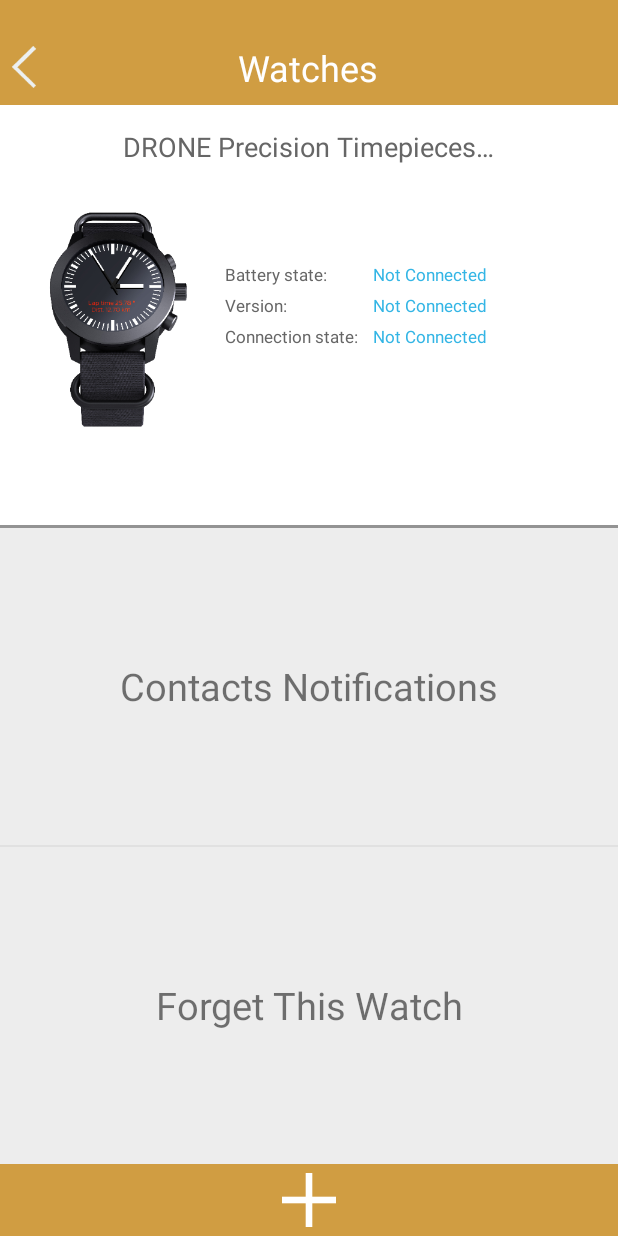
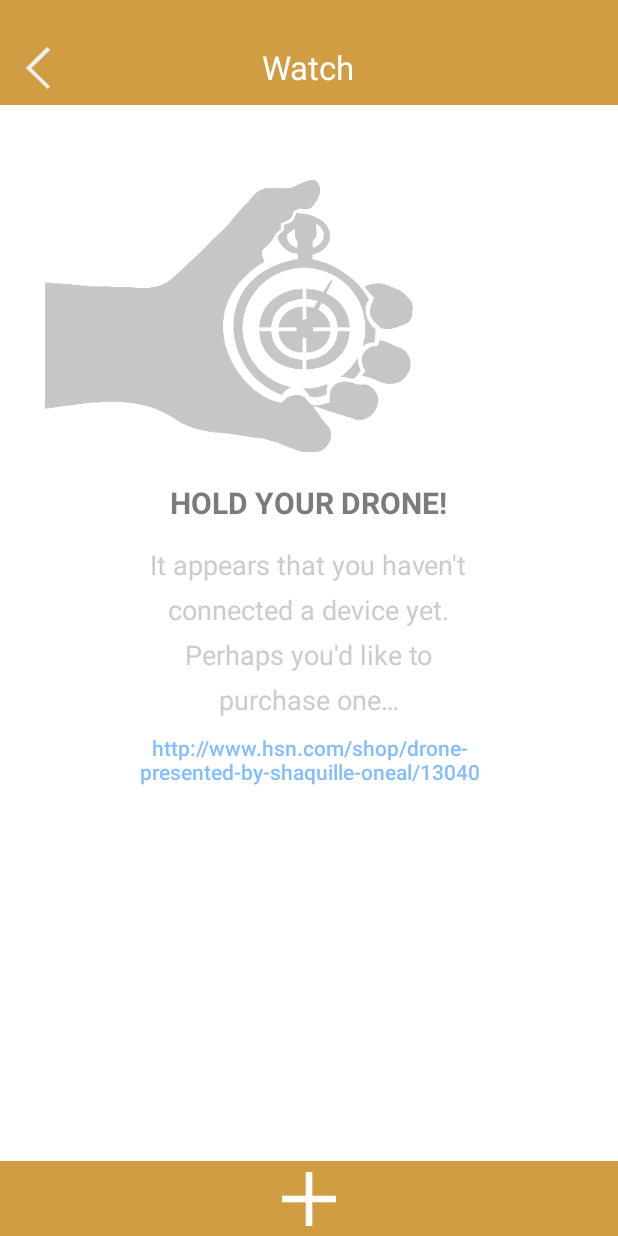
Before and after one commit to gaillysu/drone-android, an Android app: the AddWatchActivity screen opened directly, with no data from a screen before it, on a phone screen of 412 x 824 dp. Run offline under Robolectric (Android 15) with nearby library versions, the phone set to English and light mode, and no system bars; our stand-ins replace ButterKnife, EventBus; libraries missing offline, so code that uses them is left out: com.readystatesoftware.systembartint, net.medcorp.library; 4 statements that could not run were skipped.

Commit message:
[naviteBar Ui Change]

```diff
--- a/Drone/app/src/main/java/com/dayton/drone/activity/AddWatchActivity.java
+++ b/Drone/app/src/main/java/com/dayton/drone/activity/AddWatchActivity.java
@@ -26,7 +26,6 @@ import com.readystatesoftware.systembartint.SystemBarTintManager;
 import net.medcorp.library.ble.event.BLEConnectionStateChangedEvent;
 import net.medcorp.library.ble.event.BLEFirmwareVersionReceivedEvent;
 
-import org.greenrobot.eventbus.EventBus;
 import org.greenrobot.eventbus.Subscribe;
 
 import java.util.ArrayList;
@@ -49,6 +48,8 @@ public class AddWatchActivity extends BaseActivity implements ViewPager.OnPageCh
 
     @Bind(R.id.activity_addwatch_nowatch_layout)
     LinearLayout noWatchLayout;
+    @Bind(R.id.add_watch_activity_page)
+    LinearLayout addWarchPage;
 
     private TextView batteryStateTextView;
     private TextView versionTextView;
@@ -87,7 +88,7 @@ public class AddWatchActivity extends BaseActivity implements ViewPager.OnPageCh
 
         List<View> viewList = new ArrayList<>();
         List<Watches>  watchesList = getModel().getWatchesDatabaseHelper().getAll(getModel().getUser().getUserID());
-            if (watchesList.isEmpty()) {
+            if (!watchesList.isEmpty()) {
                 watchesList.add(new Watches());
                 new Handler().postDelayed(new Runnable() {
                     @Override
@@ -95,8 +96,6 @@ public class AddWatchActivity extends BaseActivity implements ViewPager.OnPageCh
                         noWatchLayout.setVisibility(View.GONE);
                     }
                 }, 1500);
-            } else {
-                noWatchLayout.setVisibility(View.GONE);
             }
 
         for(int i=0;i<watchesList.size();i++) {
--- a/Drone/app/src/main/java/com/dayton/drone/activity/ForgetPasswordActivity.java
+++ b/Drone/app/src/main/java/com/dayton/drone/activity/ForgetPasswordActivity.java
@@ -116,5 +116,4 @@ public class ForgetPasswordActivity extends BaseActivity {
         startActivity(WelcomeActivity.class);
         finish();
     }
-
 }
--- a/Drone/app/src/main/res/layout/activity_addwatch.xml
+++ b/Drone/app/src/main/res/layout/activity_addwatch.xml
@@ -7,19 +7,22 @@
     <RelativeLayout
         android:layout_width="wrap_content"
         android:layout_height="70dp"
+
         android:background="@color/colorPrimaryDark">
 
         <RelativeLayout
             android:id="@+id/activity_add_watch_header_layout"
             android:layout_width="match_parent"
+            android:layout_alignParentBottom="true"
             android:layout_height="50dp"
             android:layout_marginTop="20dp"
             android:orientation="vertical">
 
             <ImageButton
                 android:id="@+id/activity_add_watch_back_imagebutton"
-                android:layout_width="wrap_content"
-                android:layout_height="wrap_content"
+                android:layout_width="30dp"
+                android:layout_height="30dp"
+                android:layout_marginStart="10dp"
                 android:layout_centerVertical="true"
                 android:background="@android:color/transparent"
                 android:src="@mipmap/left_arrpw_1"/>
@@ -31,7 +34,7 @@
                 android:layout_centerInParent="true"
                 android:text="@string/add_watch_watches"
                 android:textColor="@android:color/white"
-                android:textSize="24sp"/>
+                android:textSize="22sp"/>
         </RelativeLayout>
 
     </RelativeLayout>
@@ -43,6 +46,7 @@
 
 
         <LinearLayout
+            android:id="@+id/add_watch_activity_page"
             android:layout_width="match_parent"
             android:layout_height="match_parent"
             android:orientation="vertical">
@@ -159,7 +163,8 @@
                     android:layout_height="wrap_content"
                     android:layout_marginLeft="50dp"
                     android:layout_marginRight="50dp"
-                    android:layout_marginTop="20dp"
+                    android:layout_marginTop="10dp"
+                    android:layout_marginBottom="10dp"
                     android:background="@android:color/transparent"
                     android:gravity="center_horizontal"
                     android:text="@string/add_watch_activity_shop_address"
@@ -173,7 +178,8 @@
     <RelativeLayout
         android:id="@+id/activity_addwatch_footer_layout"
         android:layout_width="match_parent"
-        android:layout_height="48dp"
+        android:layout_height="50dp"
+        android:layout_gravity="bottom"
         android:background="@color/colorPrimaryDark"
         android:orientation="vertical">
 
--- a/Drone/app/src/main/res/layout/activity_search_add_city_layout.xml
+++ b/Drone/app/src/main/res/layout/activity_search_add_city_layout.xml
@@ -13,11 +13,11 @@
         <LinearLayout
             android:layout_width="match_parent"
             android:orientation="vertical"
-            android:layout_height="80dp">
+            android:layout_height="70dp">
 
             <RelativeLayout
                 android:layout_width="match_parent"
-                android:layout_height="60dp"
+                android:layout_height="50dp"
                 android:background="@color/user_info_sex_bg"
                 android:gravity="center_vertical"
                 android:layout_marginTop="25dp"
--- a/Drone/app/src/main/res/layout/home_activity_title.xml
+++ b/Drone/app/src/main/res/layout/home_activity_title.xml
@@ -1,13 +1,13 @@
 <?xml version="1.0" encoding="utf-8"?>
 <RelativeLayout xmlns:android="http://schemas.android.com/apk/res/android"
                 android:layout_width="match_parent"
-                android:layout_height="80dp"
+                android:layout_height="70dp"
                 android:background="@color/user_info_sex_bg"
                 >
 
     <RelativeLayout
         android:layout_width="match_parent"
-        android:layout_height="60dp"
+        android:layout_height="50dp"
         android:layout_marginTop="20dp"
         >
 
--- a/Drone/app/src/main/res/values/strings.xml
+++ b/Drone/app/src/main/res/values/strings.xml
@@ -138,7 +138,7 @@
 
     <string name="register_table_email">Email</string>
     <string name="register_table_password">Password</string>
-    <string name="add_watch_watches">Watches</string>
+    <string name="add_watch_watches">Watch</string>
     <string name="activities_last_week">LAST WEEK</string>
     <string name="activities_this_week">THIS WEEK</string>
     <string name="activities_prompt_use_data_updated_time">Historical data including calories,active time and KM will be updated every 5 minutes.</string>
```
Also changed, not shown: Drone/app/src/main/res/layout/activity_set_notification.xml (+4 -3 lines).
